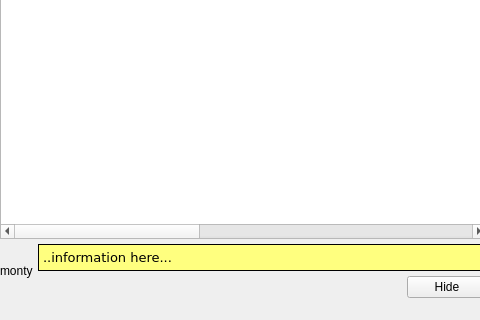
Old version of the form uman/src/QUMainWindow.ui in the repository UltraStar-Deluxe/UltraStar-Manager; both pictures show x 0 to 480 and y 198 to 518 of the 979 by 518 pixel window.
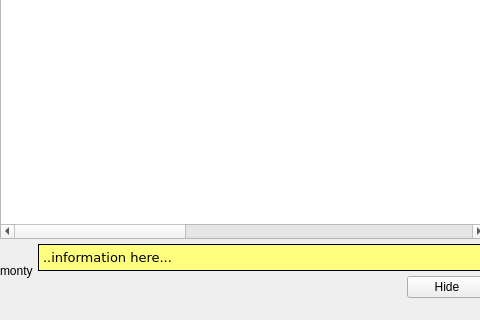
New version of the form. Icons and pictures are not drawn. Custom widgets are drawn as their Qt base class.

```diff
--- a/uman/src/QUMainWindow.ui
+++ b/uman/src/QUMainWindow.ui
@@ -72,7 +72,7 @@
            <bool>true</bool>
           </property>
           <property name="columnCount" >
-           <number>12</number>
+           <number>13</number>
           </property>
           <column>
            <property name="text" >
@@ -134,6 +134,11 @@
             <string>12</string>
            </property>
           </column>
+          <column>
+           <property name="text" >
+            <string>13</string>
+           </property>
+          </column>
          </widget>
         </item>
         <item>
```
Left out of the diff: 3 changed lines with no effect on the pictures.
